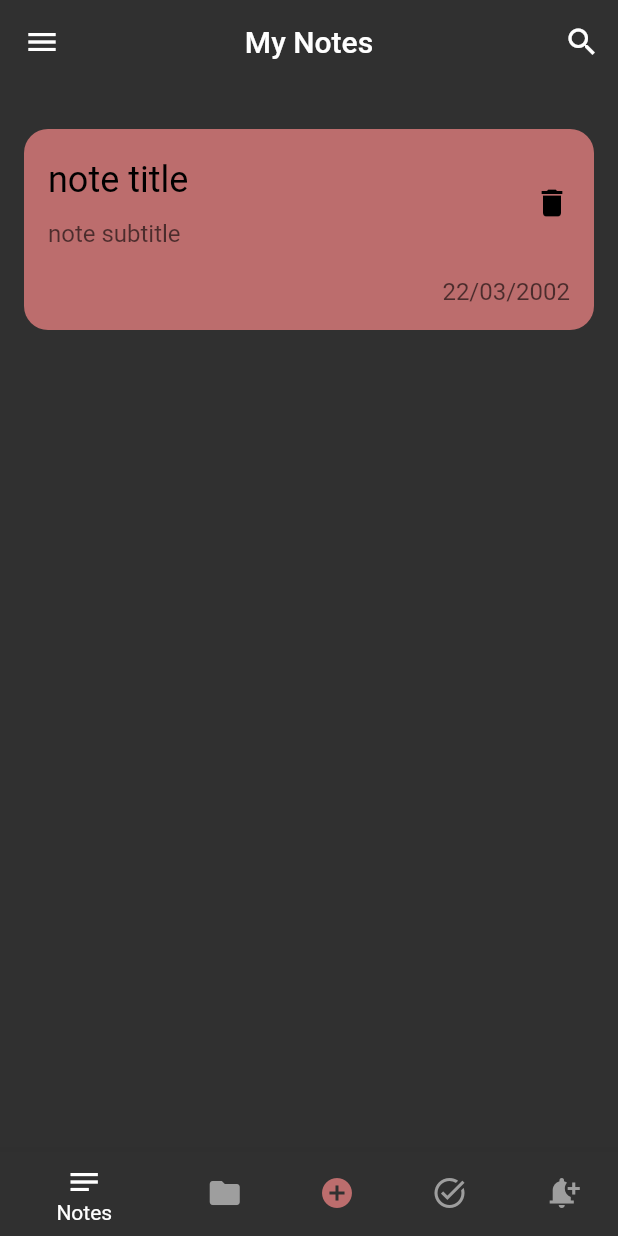
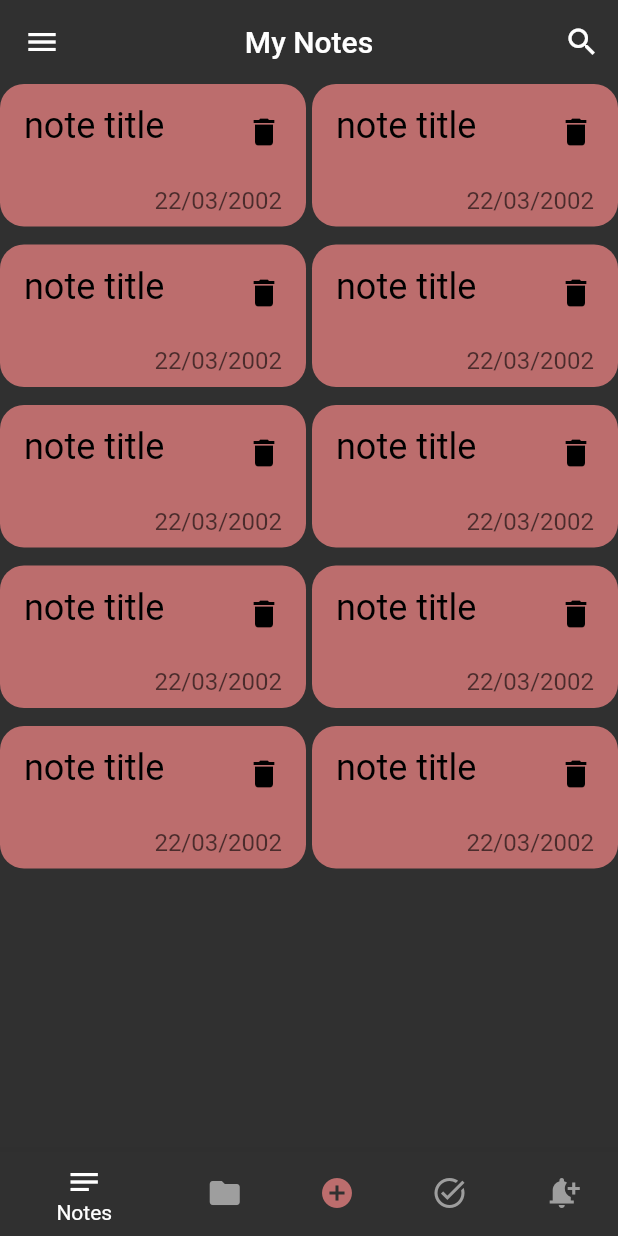
Before and after one commit to mellatilaid/notes-app, a Flutter app: the screen it shows after launch, on a phone screen of 412 x 824 dp. Run offline on Flutter 3.47's test engine with Material 2 defaults, Android fonts, the phone set to English and light mode, and no system bars.

Commit message:
change note grid view from grid view builder to masonry grid view widget

```diff
--- /dev/null
+++ b/lib/widgets/Notes_masonry_grid_view.dart
@@ -0,0 +1,22 @@
+import 'package:flutter/material.dart';
+import 'package:flutter_staggered_grid_view/flutter_staggered_grid_view.dart';
+import 'package:note_app/widgets/custom_note_item.dart';
+
+class NotesMasonryGridView extends StatelessWidget {
+  const NotesMasonryGridView({
+    super.key,
+  });
+
+  @override
+  Widget build(BuildContext context) {
+    return MasonryGridView.count(
+      crossAxisCount: 2,
+      mainAxisSpacing: 4,
+      crossAxisSpacing: 4,
+      itemCount: 10,
+      itemBuilder: (context, index) {
+        return const CustomNoteItem();
+      },
+    );
+  }
+}
--- a/lib/widgets/custom_note_item.dart
+++ b/lib/widgets/custom_note_item.dart
@@ -11,7 +11,7 @@ class CustomNoteItem extends StatelessWidget {
     return GestureDetector(
       onTap: () {},
       child: Container(
-        padding: const EdgeInsets.only(top: 16, bottom: 16, left: 16),
+        padding: const EdgeInsets.only(top: 4, bottom: 8, left: 16),
         margin: const EdgeInsets.only(bottom: 8),
         decoration: BoxDecoration(
           color: kPrimaryColor,
@@ -19,10 +19,31 @@ class CustomNoteItem extends StatelessWidget {
         ),
         child: Column(
           crossAxisAlignment: CrossAxisAlignment.end,
+          mainAxisSize: MainAxisSize.min,
           children: [
-            const CustomNoteTitle(),
+            ListTile(
+              contentPadding: const EdgeInsets.all(0),
+              title: const Padding(
+                padding: EdgeInsets.only(bottom: 8),
+                child: Text(
+                  'note title',
+                  style: TextStyle(
+                    fontSize: 24,
+                    color: Colors.black,
+                  ),
+                ),
+              ),
+              trailing: IconButton(
+                padding: const EdgeInsets.only(right: 8),
+                onPressed: () {},
+                icon: const Icon(
+                  Icons.delete,
+                  color: Colors.black,
+                ),
+              ),
+            ),
             Padding(
-              padding: const EdgeInsets.only(right: 16, top: 16),
+              padding: const EdgeInsets.only(right: 16, top: 8),
               child: Text(
                 '22/03/2002',
                 style: TextStyle(
@@ -35,41 +56,3 @@ class CustomNoteItem extends StatelessWidget {
     );
   }
 }
-
-class CustomNoteTitle extends StatelessWidget {
-  const CustomNoteTitle({
-    super.key,
-  });
-
-  @override
-  Widget build(BuildContext context) {
-    return ListTile(
-      contentPadding: const EdgeInsets.all(0),
-      title: const Padding(
-        padding: EdgeInsets.only(bottom: 12),
-        child: Text(
-          'note title',
-          style: TextStyle(
-            fontSize: 24,
-            color: Colors.black,
-          ),
-        ),
-      ),
-      subtitle: Text(
-        'note subtitle',
-        style: TextStyle(
-          fontSize: 16,
-          color: Colors.black.withOpacity(0.6),
-        ),
-      ),
-      trailing: IconButton(
-        padding: const EdgeInsets.only(right: 8),
-        onPressed: () {},
-        icon: const Icon(
-          Icons.delete,
-          color: Colors.black,
-        ),
-      ),
-    );
-  }
-}
--- /dev/null
+++ b/lib/widgets/notes_list_view.dart
@@ -0,0 +1,18 @@
+import 'package:flutter/material.dart';
+
+import 'custom_note_item.dart';
+
+class NotesListView extends StatelessWidget {
+  const NotesListView({super.key});
+
+  @override
+  Widget build(BuildContext context) {
+    return ListView.builder(
+      padding: const EdgeInsets.symmetric(horizontal: 16),
+      itemCount: 10,
+      itemBuilder: (context, index) {
+        return const CustomNoteItem();
+      },
+    );
+  }
+}
--- a/lib/widgets/notes_view_body.dart
+++ b/lib/widgets/notes_view_body.dart
@@ -1,21 +1,11 @@
 import 'package:flutter/material.dart';
-import 'package:note_app/widgets/custom_note_item.dart';
+import 'package:note_app/widgets/Notes_masonry_grid_view.dart';
 
 class NotesViewBody extends StatelessWidget {
   const NotesViewBody({super.key});
 
   @override
   Widget build(BuildContext context) {
-    return const Padding(
-      padding: EdgeInsets.symmetric(horizontal: 16),
-      child: Column(
-        children: [
-          SizedBox(
-            height: 30,
-          ),
-          CustomNoteItem(),
-        ],
-      ),
-    );
+    return const NotesMasonryGridView();
   }
 }
--- a/pubspec.yaml
+++ b/pubspec.yaml
@@ -35,6 +35,8 @@ dependencies:
   # The following adds the Cupertino Icons font to your application.
   # Use with the CupertinoIcons class for iOS style icons.
   cupertino_icons: ^1.0.2
+  flutter_layout_grid: ^2.0.5
+  flutter_staggered_grid_view: ^0.7.0
 
 dev_dependencies:
   flutter_test:
```
Also changed, not shown: pubspec.lock.
